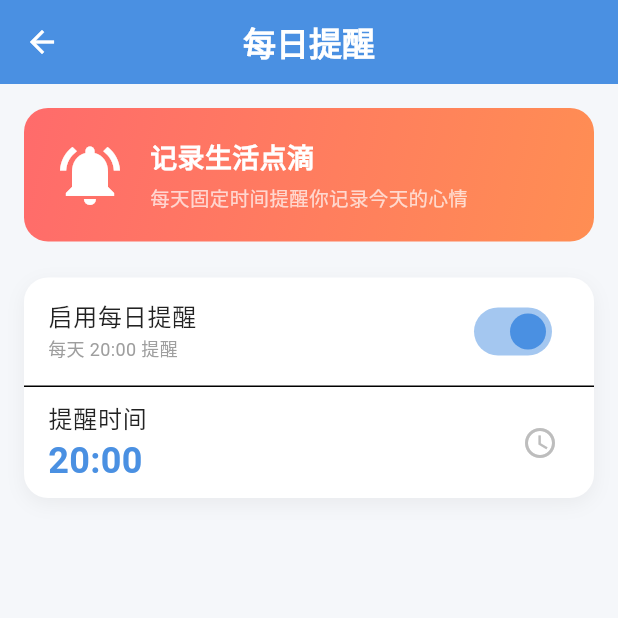
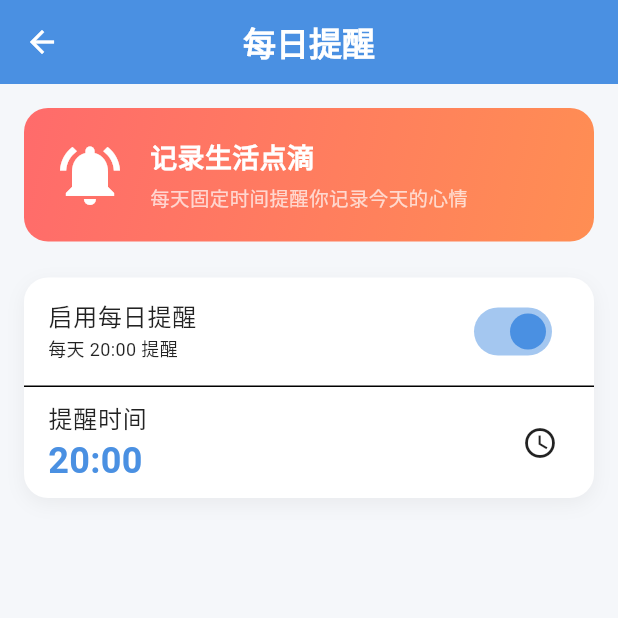
Before and after one commit to jiege455/life_recorder, a Flutter app: the ReminderPage screen opened directly, after a tap on "启用每日提醒", on a phone screen of 412 x 824 dp, the top half of it. Run offline on Flutter 3.47's test engine with Material 3 defaults, Android fonts, the phone set to English and light mode, and no system bars; our stand-ins replace dio, file_picker, fl_chart, flutter_local_notifications, image_picker, local_auth and 6 more; missing offline and left inert: flutter_screen_lock, ifly_speech_recognition; accounts and stored records are empty.

Commit message:
chore: sync reminder_page

```diff
--- a/lib/pages/reminder_page.dart
+++ b/lib/pages/reminder_page.dart
@@ -3,172 +3,63 @@ import '../services/reminder_service.dart';
 
 class ReminderPage extends StatefulWidget {
   const ReminderPage({super.key});
-
   @override
   State<ReminderPage> createState() => _ReminderPageState();
 }
 
 class _ReminderPageState extends State<ReminderPage> {
   final ReminderService _reminderService = ReminderService.instance;
+  bool _reminderEnabled = false;
+  int _hour = 20;
+  int _minute = 0;
   bool _isLoading = true;
 
   @override
-  void initState() {
-    super.initState();
-    _loadSettings();
-  }
-
-  Future<void> _loadSettings() async {
-    await _reminderService.loadSettings();
-    setState(() => _isLoading = false);
-  }
+  void initState() { super.initState(); _initState(); }
+  Future<void> _initState() async { await _reminderService.loadSettings(); if (mounted) { setState(() { _reminderEnabled = _reminderService.enabled; _hour = _reminderService.hour; _minute = _reminderService.minute; _isLoading = false; }); } }
 
   @override
   Widget build(BuildContext context) {
+    final theme = Theme.of(context);
+    final primaryColor = theme.colorScheme.primary;
     return Scaffold(
-      backgroundColor: Color(0xFFF5F7FA),
-      appBar: AppBar(
-        title: Text('每日提醒', style: TextStyle(color: Colors.white, fontWeight: FontWeight.bold)),
-        backgroundColor: Color(0xFF4A90E2),
-        elevation: 0,
-        centerTitle: true,
-        leading: IconButton(
-          icon: Icon(Icons.arrow_back, color: Colors.white),
-          onPressed: () => Navigator.pop(context),
-        ),
-      ),
-      body: _isLoading
-          ? Center(child: CircularProgressIndicator())
-          : SingleChildScrollView(
-              padding: EdgeInsets.all(16),
-              child: Column(
-                crossAxisAlignment: CrossAxisAlignment.start,
-                children: [
-                  _buildReminderCard(),
-                  SizedBox(height: 24),
-                  _buildTimeSelector(),
-                ],
-              ),
-            ),
+      appBar: AppBar(title: Text('每日提醒', style: TextStyle(color: Colors.white, fontWeight: FontWeight.bold)), backgroundColor: primaryColor, elevation: 0, centerTitle: true, leading: IconButton(icon: Icon(Icons.arrow_back, color: Colors.white), onPressed: () => Navigator.pop(context))),
+      body: _isLoading ? Center(child: CircularProgressIndicator()) : SingleChildScrollView(padding: EdgeInsets.all(16), child: Column(crossAxisAlignment: CrossAxisAlignment.start, children: [_buildReminderCard(), SizedBox(height: 24), _buildTimeSelector(primaryColor)])),
     );
   }
 
   Widget _buildReminderCard() {
-    return Container(
-      padding: EdgeInsets.all(20),
-      decoration: BoxDecoration(
-        gradient: LinearGradient(
-          begin: Alignment.topLeft,
-          end: Alignment.bottomRight,
-          colors: [Color(0xFFFF6B6B), Color(0xFFFF8E53)],
-        ),
-        borderRadius: BorderRadius.circular(16),
-      ),
-      child: Row(
-        children: [
-          Icon(Icons.notifications_active, size: 48, color: Colors.white),
-          SizedBox(width: 16),
-          Expanded(
-            child: Column(
-              crossAxisAlignment: CrossAxisAlignment.start,
-              children: [
-                Text(
-                  '记录生活点滴',
-                  style: TextStyle(fontSize: 18, fontWeight: FontWeight.bold, color: Colors.white),
-                ),
-                SizedBox(height: 4),
-                Text(
-                  '每天固定时间提醒你记录今天的心情',
-                  style: TextStyle(fontSize: 13, color: Colors.white70),
-                ),
-              ],
-            ),
-          ),
-        ],
-      ),
-    );
+    return Container(padding: EdgeInsets.all(20), decoration: BoxDecoration(gradient: LinearGradient(begin: Alignment.topLeft, end: Alignment.bottomRight, colors: [Color(0xFFFF6B6B), Color(0xFFFF8E53)]), borderRadius: BorderRadius.circular(16)), child: Row(children: [Icon(Icons.notifications_active, size: 48, color: Colors.white), SizedBox(width: 16), Expanded(child: Column(crossAxisAlignment: CrossAxisAlignment.start, children: [Text('记录生活点滴', style: TextStyle(fontSize: 18, fontWeight: FontWeight.bold, color: Colors.white)), SizedBox(height: 4), Text('每天固定时间提醒你记录今天的心情', style: TextStyle(fontSize: 13, color: Colors.white70))]))]));
   }
 
-  Widget _buildTimeSelector() {
-    return Container(
-      decoration: BoxDecoration(
-        color: Colors.white,
-        borderRadius: BorderRadius.circular(16),
-        boxShadow: [BoxShadow(color: Colors.black.withOpacity(0.05), blurRadius: 10, offset: Offset(0, 4))],
-      ),
-      child: Column(
-        children: [
-          SwitchListTile(
-            title: Text('启用每日提醒', style: TextStyle(fontSize: 16, fontWeight: FontWeight.w500)),
-            subtitle: Text(
-              _reminderService.enabled ? '每天 ${_formatTime(_reminderService.hour, _reminderService.minute)} 提醒' : '未启用',
-              style: TextStyle(fontSize: 12, color: Colors.grey[500]),
-            ),
-            value: _reminderService.enabled,
-            activeColor: Color(0xFF4A90E2),
-            onChanged: (value) async {
-              await _reminderService.setEnabled(value);
-              setState(() {});
-              if (mounted) {
-                ScaffoldMessenger.of(context).showSnackBar(
-                  SnackBar(
-                    content: Text(value ? '提醒已启用' : '提醒已关闭'),
-                    backgroundColor: value ? Colors.green : Colors.orange,
-                  ),
-                );
-              }
-            },
-          ),
-          if (_reminderService.enabled) ...[
-            Divider(height: 1),
-            ListTile(
-              title: Text('提醒时间', style: TextStyle(fontSize: 16)),
-              subtitle: Text(
-                _formatTime(_reminderService.hour, _reminderService.minute),
-                style: TextStyle(fontSize: 24, fontWeight: FontWeight.bold, color: Color(0xFF4A90E2)),
-              ),
-              trailing: Icon(Icons.access_time, color: Colors.grey[400]),
-              onTap: _selectTime,
-            ),
-          ],
-        ],
-      ),
-    );
+  Widget _buildTimeSelector(Color primaryColor) {
+    final theme = Theme.of(context);
+    final cardColor = theme.cardColor;
+    final textColor = theme.colorScheme.onSurface;
+    final subtitleColor = theme.colorScheme.onSurfaceVariant;
+    return Container(decoration: BoxDecoration(color: cardColor, borderRadius: BorderRadius.circular(16), boxShadow: [BoxShadow(color: Colors.black.withOpacity(0.05), blurRadius: 10, offset: Offset(0, 4))]), child: Column(children: [SwitchListTile(title: Text('启用每日提醒', style: TextStyle(fontSize: 16, fontWeight: FontWeight.w500, color: textColor)), subtitle: Text(_reminderEnabled ? '每天 ${_formatTime(_hour, _minute)} 提醒' : '未启用', style: TextStyle(fontSize: 12, color: subtitleColor)), value: _reminderEnabled, activeColor: primaryColor, onChanged: _onToggleReminder), if (_reminderEnabled) ...[Divider(height: 1, color: theme.dividerColor), ListTile(title: Text('提醒时间', style: TextStyle(fontSize: 16, color: textColor)), subtitle: Text(_formatTime(_hour, _minute), style: TextStyle(fontSize: 24, fontWeight: FontWeight.bold, color: primaryColor)), trailing: Icon(Icons.access_time, color: subtitleColor), onTap: _selectTime)]]));
   }
 
-  String _formatTime(int hour, int minute) {
-    final h = hour.toString().padLeft(2, '0');
-    final m = minute.toString().padLeft(2, '0');
-    return '$h:$m';
+  void _onToggleReminder(bool value) {
+    setState(() { _reminderEnabled = value; });
+    _reminderService.setEnabled(value).then((success) {
+      if (!mounted) return;
+      if (success) { setState(() { _hour = _reminderService.hour; _minute = _reminderService.minute; }); ScaffoldMessenger.of(context).showSnackBar(SnackBar(content: Text(value ? '提醒已启用' : '提醒已关闭'), backgroundColor: value ? Colors.green : Colors.orange)); }
+      else { setState(() { _reminderEnabled = false; }); _showPermissionDeniedDialog(); }
+    }).catchError((e) { if (!mounted) return; setState(() { _reminderEnabled = !value; }); ScaffoldMessenger.of(context).showSnackBar(SnackBar(content: Text('操作失败，请重试'), backgroundColor: Colors.red)); });
   }
 
+  Future<void> _showPermissionDeniedDialog() async {
+    final isPermanentlyDenied = await _reminderService.isNotificationPermissionPermanentlyDenied();
+    if (!mounted) return;
+    final theme = Theme.of(context);
+    showDialog(context: context, builder: (context) => AlertDialog(title: Row(children: [Icon(Icons.notifications_off, color: Colors.orange, size: 24), SizedBox(width: 8), Text('通知权限未开启')]), backgroundColor: theme.colorScheme.surface, shape: RoundedRectangleBorder(borderRadius: BorderRadius.circular(16)), content: Text(isPermanentlyDenied ? '通知权限已被禁止，需要前往系统设置中手动开启通知权限，才能使用每日提醒功能。' : '需要通知权限才能启用每日提醒，请允许通知权限。', style: TextStyle(fontSize: 14, height: 1.6)), actions: [TextButton(onPressed: () => Navigator.pop(context), child: Text('取消')), ElevatedButton.icon(onPressed: () async { Navigator.pop(context); if (isPermanentlyDenied) { await _reminderService.openNotificationSettings(); } else { final granted = await _reminderService.requestNotificationPermission(); if (granted && mounted) { final success = await _reminderService.setEnabled(true); if (success && mounted) { setState(() { _reminderEnabled = true; _hour = _reminderService.hour; _minute = _reminderService.minute; }); ScaffoldMessenger.of(context).showSnackBar(SnackBar(content: Text('提醒已启用'), backgroundColor: Colors.green)); } } } }, icon: Icon(isPermanentlyDenied ? Icons.settings : Icons.notifications_active, size: 18), label: Text(isPermanentlyDenied ? '去设置' : '允许'), style: ElevatedButton.styleFrom(backgroundColor: Color(0xFF4A90E2), foregroundColor: Colors.white, shape: RoundedRectangleBorder(borderRadius: BorderRadius.circular(8))))]));
+  }
+
+  String _formatTime(int hour, int minute) => '${hour.toString().padLeft(2, '0')}:${minute.toString().padLeft(2, '0')}';
+
   Future<void> _selectTime() async {
-    final TimeOfDay? picked = await showTimePicker(
-      context: context,
-      initialTime: TimeOfDay(hour: _reminderService.hour, minute: _reminderService.minute),
-      builder: (context, child) {
-        return Theme(
-          data: Theme.of(context).copyWith(
-            colorScheme: ColorScheme.light(
-              primary: Color(0xFF4A90E2),
-            ),
-          ),
-          child: child!,
-        );
-      },
-    );
-
-    if (picked != null) {
-      await _reminderService.setTime(picked.hour, picked.minute);
-      setState(() {});
-      if (mounted) {
-        ScaffoldMessenger.of(context).showSnackBar(
-          SnackBar(
-            content: Text('提醒时间已设置为 ${_formatTime(picked.hour, picked.minute)}'),
-            backgroundColor: Colors.green,
-          ),
-        );
-      }
-    }
+    final TimeOfDay? picked = await showTimePicker(context: context, initialTime: TimeOfDay(hour: _hour, minute: _minute), builder: (context, child) => Theme(data: Theme.of(context).copyWith(colorScheme: ColorScheme.light(primary: Color(0xFF4A90E2))), child: child!));
+    if (picked != null) { await _reminderService.setTime(picked.hour, picked.minute); if (mounted) { setState(() { _hour = picked.hour; _minute = picked.minute; }); ScaffoldMessenger.of(context).showSnackBar(SnackBar(content: Text('提醒时间已设置为 ${_formatTime(picked.hour, picked.minute)}'), backgroundColor: Colors.green)); } }
   }
 }
```
